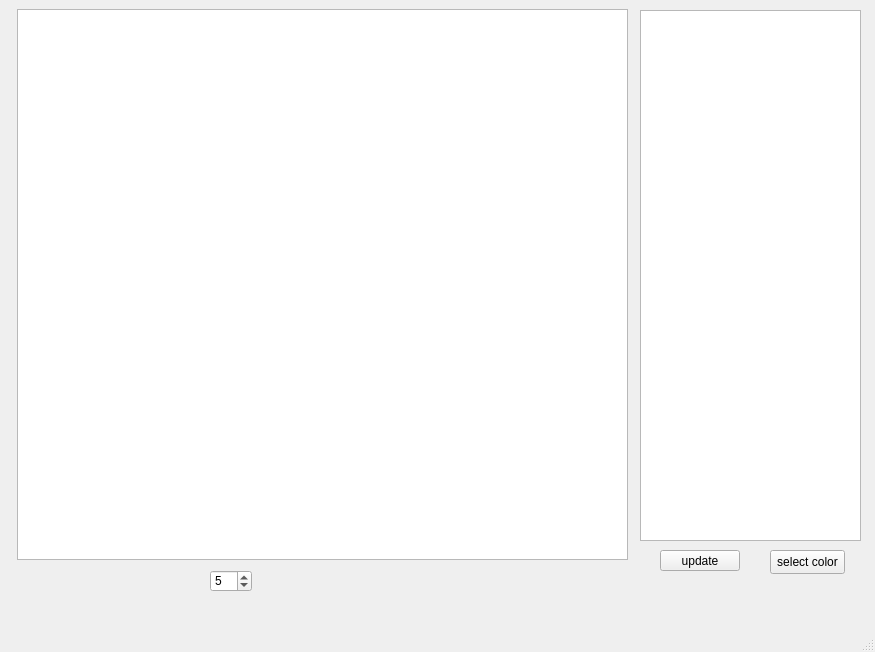
HatikDev/AnalyticsTool, file mainwindow.ui: the form before one commit.
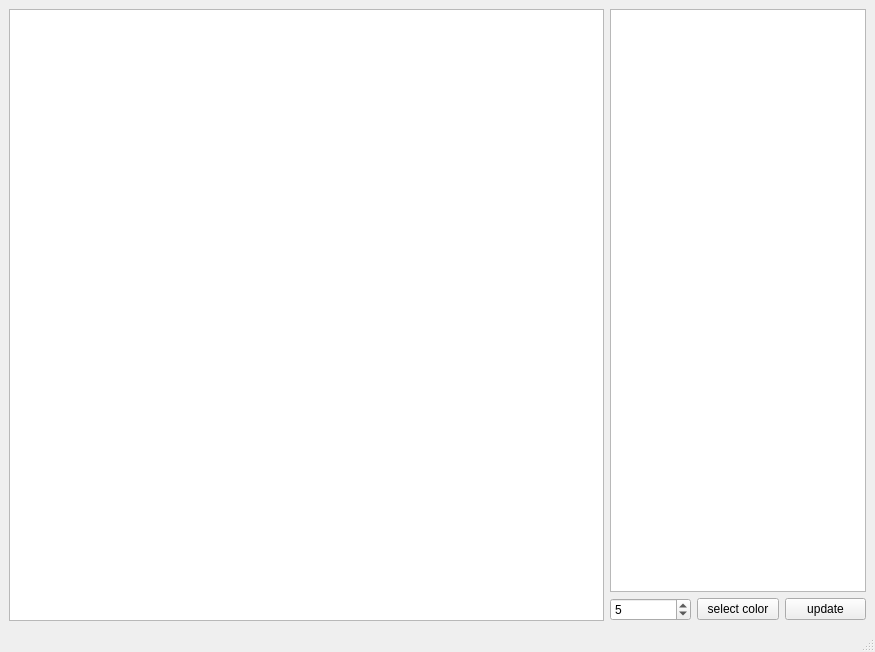
The form after the commit.

Commit message: Make GUI flexible

What changed in the file:
```diff
--- a/mainwindow.ui
+++ b/mainwindow.ui
@@ -14,68 +14,53 @@
    <string>MainWindow</string>
   </property>
   <widget class="QWidget" name="centralwidget">
-   <widget class="QGraphicsView" name="mainGraphicsView">
-    <property name="geometry">
-     <rect>
-      <x>17</x>
-      <y>9</y>
-      <width>611</width>
-      <height>551</height>
-     </rect>
-    </property>
-   </widget>
-   <widget class="QPushButton" name="selectColorButton">
-    <property name="geometry">
-     <rect>
-      <x>770</x>
-      <y>550</y>
-      <width>75</width>
-      <height>24</height>
-     </rect>
-    </property>
-    <property name="text">
-     <string>select color</string>
-    </property>
-   </widget>
-   <widget class="QListWidget" name="rectsListWidget">
-    <property name="geometry">
-     <rect>
-      <x>640</x>
-      <y>10</y>
-      <width>221</width>
-      <height>531</height>
-     </rect>
-    </property>
-   </widget>
-   <widget class="QPushButton" name="updateButton">
-    <property name="geometry">
-     <rect>
-      <x>660</x>
-      <y>550</y>
-      <width>80</width>
-      <height>21</height>
-     </rect>
-    </property>
-    <property name="text">
-     <string>update</string>
-    </property>
-   </widget>
-   <widget class="QSpinBox" name="spinBox">
-    <property name="geometry">
-     <rect>
-      <x>210</x>
-      <y>570</y>
-      <width>42</width>
-      <height>22</height>
-     </rect>
-    </property>
-    <property name="maximum">
-     <number>20</number>
-    </property>
-    <property name="value">
-     <number>5</number>
-    </property>
-   </widget>
+   <layout class="QHBoxLayout" name="horizontalLayout_2" stretch="3,0">
+    <item>
+     <layout class="QVBoxLayout" name="paintLayout" stretch="0">
+      <item>
+       <widget class="QGraphicsView" name="mainGraphicsView"/>
+      </item>
+     </layout>
+    </item>
+    <item>
+     <layout class="QVBoxLayout" name="controlLayout" stretch="0,0">
+      <property name="sizeConstraint">
+       <enum>QLayout::SetDefaultConstraint</enum>
+      </property>
+      <item>
+       <widget class="QListWidget" name="rectsListWidget"/>
+      </item>
+      <item>
+       <layout class="QHBoxLayout" name="horizontalLayout" stretch="0,0,0">
+        <item>
+         <widget class="QSpinBox" name="spinBox">
+          <property name="maximum">
+           <number>20</number>
+          </property>
+          <property name="value">
+           <number>5</number>
+          </property>
+         </widget>
+        </item>
+        <item>
+         <widget class="QPushButton" name="selectColorButton">
+          <property name="text">
+           <string>select color</string>
+          </property>
+         </widget>
+        </item>
+        <item>
+         <widget class="QPushButton" name="updateButton">
+          <property name="text">
+           <string>update</string>
+          </property>
+         </widget>
+        </item>
+       </layout>
+      </item>
+     </layout>
+    </item>
+   </layout>
   </widget>
   <widget class="QMenuBar" name="menubar">
    <property name="geometry">
```
